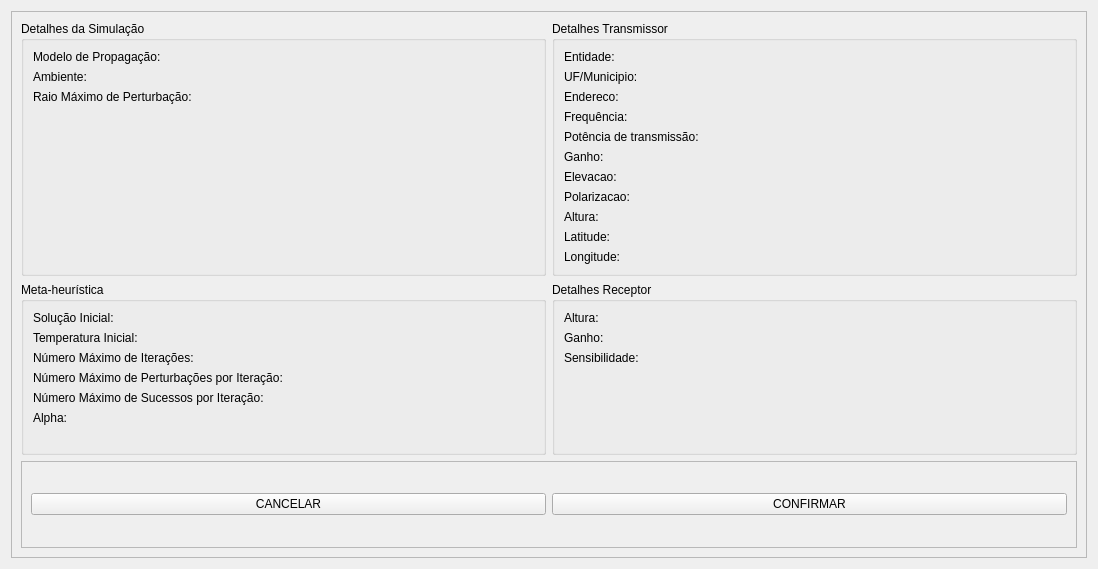
samuelterra22/Analysis-of-antenna-coverage, file src/main/resources/base/confirm_simulation_dialog.ui: the form before one commit.
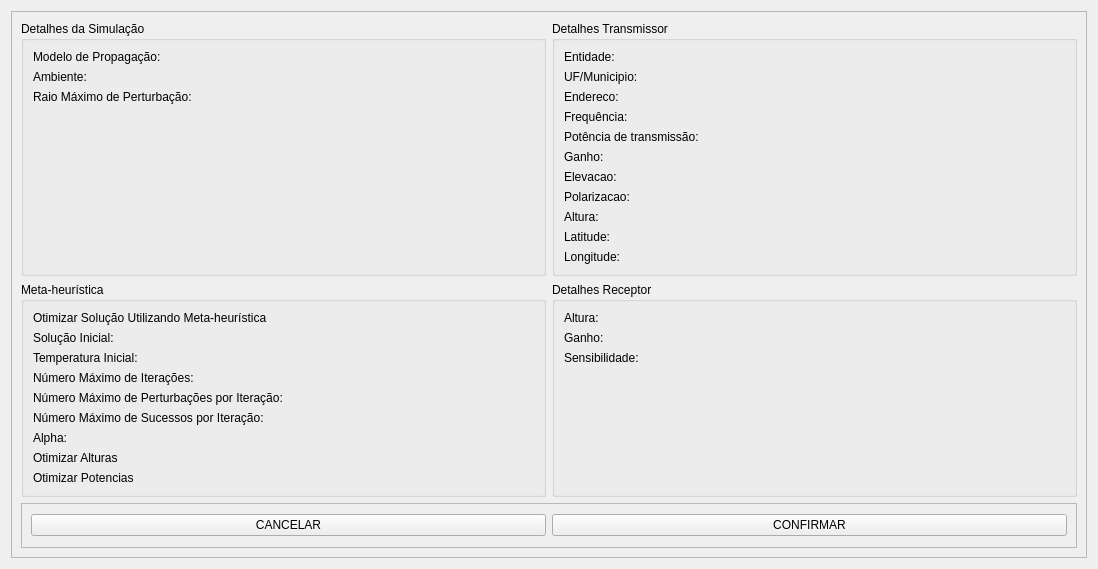
The form after the commit.

Commit message: Add checkbox for optimize solutions

Diff of the .ui file:
```diff
--- a/src/main/resources/base/confirm_simulation_dialog.ui
+++ b/src/main/resources/base/confirm_simulation_dialog.ui
@@ -476,21 +476,21 @@
          <string>Meta-heurística</string>
         </property>
         <layout class="QFormLayout" name="formLayout_4">
-         <item row="1" column="0">
+         <item row="2" column="0">
           <widget class="QLabel" name="label_temperatura_inicial">
            <property name="text">
             <string>Temperatura Inicial:</string>
            </property>
           </widget>
          </item>
-         <item row="2" column="0">
+         <item row="3" column="0">
           <widget class="QLabel" name="label_num_maximo_iteracoes">
            <property name="text">
             <string>Número Máximo de Iterações:</string>
            </property>
           </widget>
          </item>
-         <item row="2" column="1">
+         <item row="3" column="1">
           <widget class="QLabel" name="label_num_maximo_iteracoes_value">
            <property name="font">
             <font>
@@ -506,14 +506,14 @@
            </property>
           </widget>
          </item>
-         <item row="3" column="0">
+         <item row="4" column="0">
           <widget class="QLabel" name="label_num_maximo_pertubacoes_iteracao">
            <property name="text">
             <string>Número Máximo de Perturbações por Iteração:</string>
            </property>
           </widget>
          </item>
-         <item row="3" column="1">
+         <item row="4" column="1">
           <widget class="QLabel" name="label_num_maximo_pertubacoes_iteracao_value">
            <property name="font">
             <font>
@@ -529,14 +529,14 @@
            </property>
           </widget>
          </item>
-         <item row="4" column="0">
+         <item row="5" column="0">
           <widget class="QLabel" name="label_num_maximo_sucessos_iteracao">
            <property name="text">
             <string>Número Máximo de Sucessos por Iteração:</string>
            </property>
           </widget>
          </item>
-         <item row="4" column="1">
+         <item row="5" column="1">
           <widget class="QLabel" name="label_num_maximo_sucessos_iteracao_value">
            <property name="font">
             <font>
@@ -552,14 +552,14 @@
            </property>
           </widget>
          </item>
-         <item row="5" column="0">
+         <item row="6" column="0">
           <widget class="QLabel" name="label_alpha">
            <property name="text">
             <string>Alpha:</string>
            </property>
           </widget>
          </item>
-         <item row="5" column="1">
+         <item row="6" column="1">
           <widget class="QLabel" name="label_alpha_value">
            <property name="font">
             <font>
@@ -575,7 +575,7 @@
            </property>
           </widget>
          </item>
-         <item row="1" column="1">
+         <item row="2" column="1">
           <widget class="QLabel" name="label_temperatura_inicial_value">
            <property name="font">
             <font>
@@ -591,14 +591,14 @@
            </property>
           </widget>
          </item>
-         <item row="0" column="0">
+         <item row="1" column="0">
           <widget class="QLabel" name="label_solucao_inicial">
            <property name="text">
             <string>Solução Inicial:</string>
            </property>
           </widget>
          </item>
-         <item row="0" column="1">
+         <item row="1" column="1">
           <widget class="QLabel" name="label_solucao_inicial_value">
            <property name="font">
             <font>
@@ -614,6 +614,75 @@
            </property>
           </widget>
          </item>
+         <item row="7" column="0">
+          <widget class="QLabel" name="label_optimize_height">
+           <property name="text">
+            <string>Otimizar Alturas</string>
+           </property>
+          </widget>
+         </item>
+         <item row="8" column="0">
+          <widget class="QLabel" name="label_optimize_power">
+           <property name="text">
+            <string>Otimizar Potencias</string>
+           </property>
+          </widget>
+         </item>
+         <item row="8" column="1">
+          <widget class="QLabel" name="label_optimize_power_value">
+           <property name="font">
+            <font>
+             <weight>75</weight>
+             <bold>true</bold>
+            </font>
+           </property>
+           <property name="text">
+            <string/>
+           </property>
+           <property name="alignment">
+            <set>Qt::AlignRight|Qt::AlignTrailing|Qt::AlignVCenter</set>
+           </property>
+          </widget>
+         </item>
+         <item row="7" column="1">
+          <widget class="QLabel" name="label_optimize_height_value">
+           <property name="font">
+            <font>
+             <weight>75</weight>
+             <bold>true</bold>
+            </font>
+           </property>
+           <property name="text">
+            <string/>
+           </property>
+           <property name="alignment">
+            <set>Qt::AlignRight|Qt::AlignTrailing|Qt::AlignVCenter</set>
+           </property>
+          </widget>
+         </item>
+         <item row="0" column="0">
+          <widget class="QLabel" name="label_optimize_solution">
+           <property name="text">
+            <string>Otimizar Solução Utilizando Meta-heurística</string>
+           </property>
+          </widget>
+         </item>
+         <item row="0" column="1">
+          <widget class="QLabel" name="label_optimize_solution_value">
+           <property name="font">
+            <font>
+             <weight>75</weight>
+             <bold>true</bold>
+            </font>
+           </property>
+           <property name="text">
+            <string/>
+           </property>
+           <property name="alignment">
+            <set>Qt::AlignRight|Qt::AlignTrailing|Qt::AlignVCenter</set>
+           </property>
+          </widget>
+         </item>
         </layout>
        </widget>
       </item>
```
The commit also changes 3 other files.
